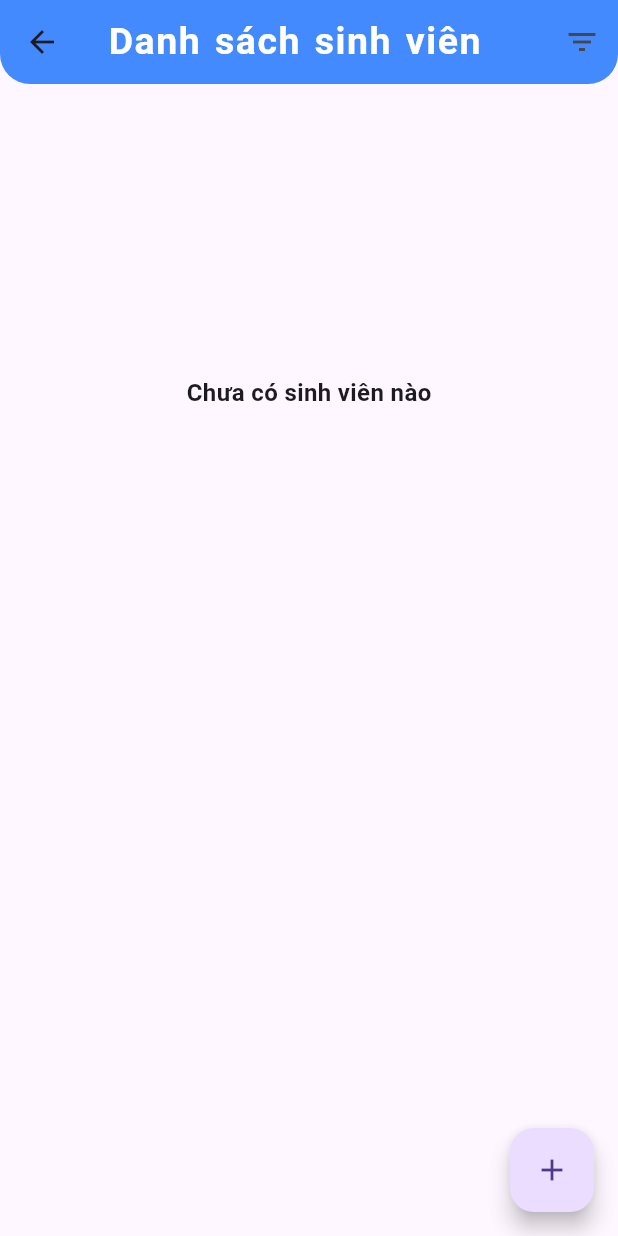
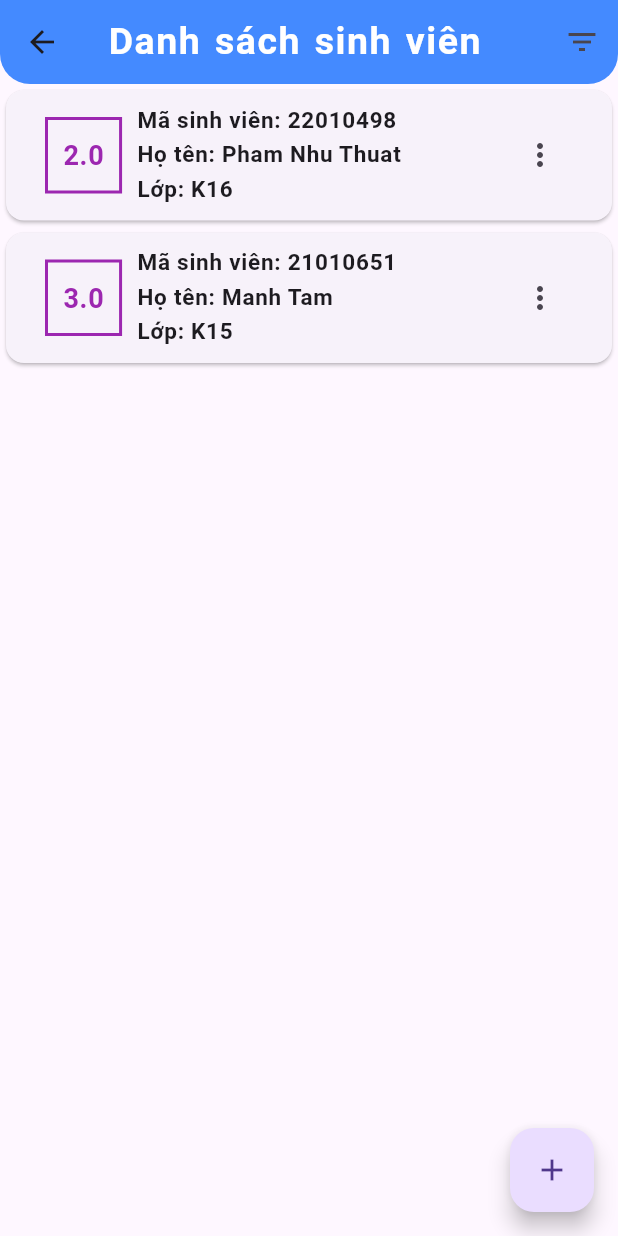
Before and after one commit to n4tsukii/bt-giua-ky, a Flutter app: the ql_sinhvien screen opened directly, on a phone screen of 412 x 824 dp. Run offline on Flutter 3.47's test engine with Material 3 defaults, Android fonts, the phone set to English and light mode, and no system bars.

Commit message:
add sẵn SV

```diff
--- a/lib/models/sinhvien.dart
+++ b/lib/models/sinhvien.dart
@@ -15,7 +15,10 @@ class SinhVien {
 }
 
 class StudentProvider with ChangeNotifier {
-  List<SinhVien> dsSV = [];
+  List<SinhVien> dsSV = [
+    SinhVien(maSV: 22010498, hoten: "Pham Nhu Thuat", diem: 2, lop: "K16"),
+    SinhVien(maSV: 21010651, hoten: "Manh Tam", diem: 3, lop: "K15"),
+  ];
   List<SinhVien> get currentStudent => dsSV;
 
   void addStudent(int maSV, String hoten, double diem, String lop) {
```
Also changed, not shown: lib/widgets/sinhvien/display_listSV.dart (+0 -40 lines).
